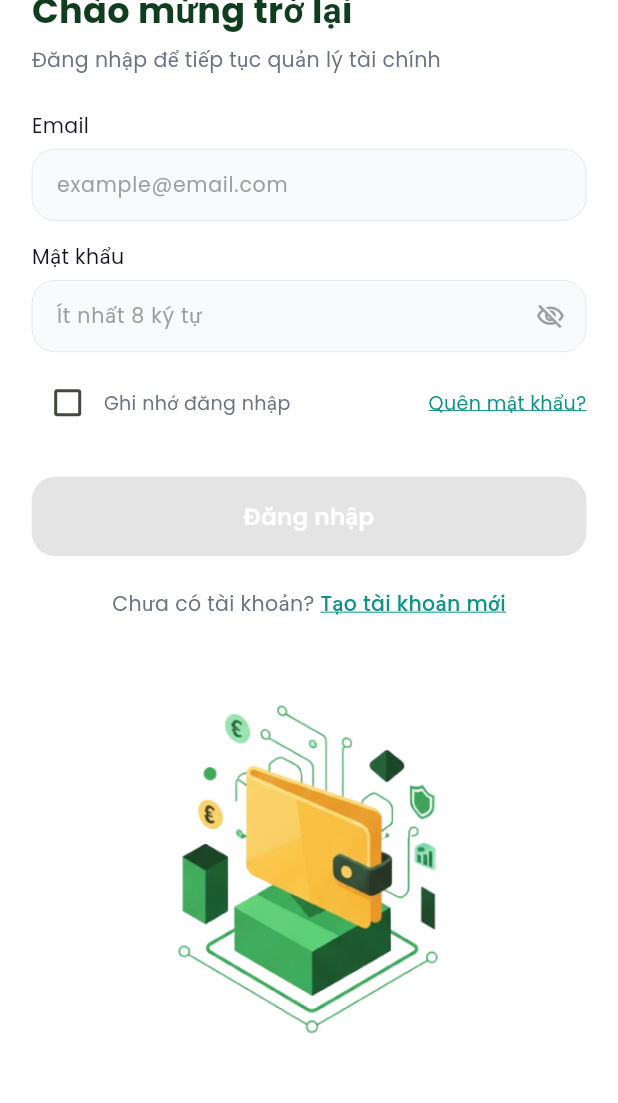
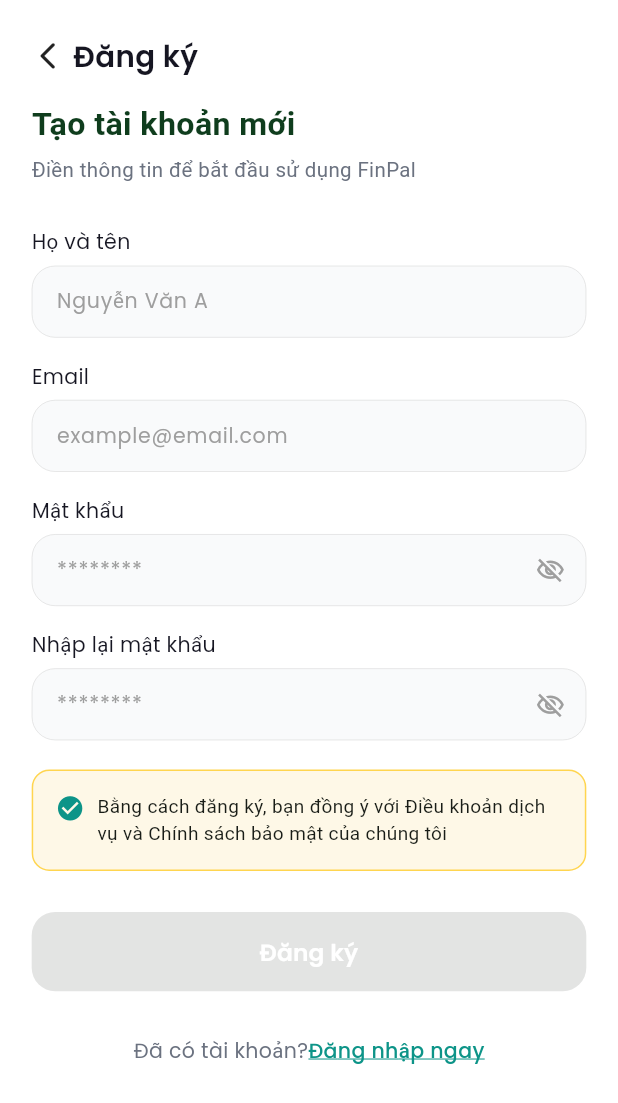
Before and after one commit to phonghai0312/finpal_mobile, a Flutter app: the screen it shows after launch, scrolled down 77 dp, after a tap on "Tạo tài khoản mới", on a phone screen of 412 x 824 dp. Shown: the top 1103 px of the screen. Run offline on Flutter 3.47's test engine with Material 3 defaults, Android fonts, the phone set to English and light mode, and no system bars; our stand-ins replace easy_localization, flutter_dotenv, flutter_riverpod, flutter_screenutil, go_router, google_fonts and 2 more; accounts and stored records are empty.

Commit message:
feat::create register page

```diff
--- a/lib/core/config/routing/app_router.dart
+++ b/lib/core/config/routing/app_router.dart
@@ -2,6 +2,7 @@ import 'package:flutter/material.dart';
 import 'package:fridge_to_fork_ai/core/config/routing/app_routes.dart';
 import 'package:fridge_to_fork_ai/core/presentation/widget/navigation/custom_bottom_navigation.dart';
 import 'package:fridge_to_fork_ai/core/utils/navigation_key.dart';
+import 'package:fridge_to_fork_ai/features/auth/presentation/page/register/register_page.dart';
 import 'package:fridge_to_fork_ai/features/home/presentation/home_page.dart';
 import 'package:fridge_to_fork_ai/features/transactions/presentation/transactions_page.dart';
 import 'package:fridge_to_fork_ai/features/analytics/presentation/analytics_page.dart';
@@ -20,6 +21,10 @@ class AppRouter {
       GoRoute(
         path: AppRoutes.login,
         builder: (context, state) => const LoginPage(),
+      ),
+      GoRoute(
+        path: AppRoutes.register,
+        builder: (context, state) => const RegisterPage(),
       ),
 
       // Shell router have nav bar
--- a/lib/core/presentation/widget/button/button.dart
+++ b/lib/core/presentation/widget/button/button.dart
@@ -28,7 +28,7 @@ class Button extends StatelessWidget {
         style: ElevatedButton.styleFrom(
           backgroundColor: isDisabled
               ? AppColors.bgDisable
-              : (color ?? AppColors.bgPrimary),
+              : (color ?? AppColors.bgDarkGreen),
           padding: EdgeInsets.symmetric(horizontal: 24.w, vertical: 8.h),
           shape: RoundedRectangleBorder(
             borderRadius: BorderRadius.circular(16.r),
--- a/lib/features/auth/presentation/page/login/login_page.dart
+++ b/lib/features/auth/presentation/page/login/login_page.dart
@@ -132,7 +132,9 @@ class LoginPage extends ConsumerWidget {
                 child: AuthFooter(
                   questionText: "Chưa có tài khoản? ",
                   actionText: 'Tạo tài khoản mới',
-                  onActionPressed: () {},
+                  onActionPressed: () {
+                    notifier.onPressRegister(context);
+                  },
                   imagePath: 'assets/image/logo_finpal.png',
                 ),
               ),
--- a/lib/features/auth/presentation/page/register/register_page.dart
+++ b/lib/features/auth/presentation/page/register/register_page.dart
@@ -1 +1,148 @@
-class RegisterPage {}
+// ignore_for_file: use_build_context_synchronously
+
+import 'package:flutter/material.dart';
+import 'package:flutter_riverpod/flutter_riverpod.dart';
+import 'package:flutter_screenutil/flutter_screenutil.dart';
+import 'package:fridge_to_fork_ai/features/auth/presentation/widget/auth_footer.dart'
+    show AuthFooter;
+
+import '../../../../../core/presentation/theme/app_colors.dart';
+import '../../../../../core/presentation/widget/textinput/input_textfield.dart';
+import '../../../../../core/presentation/widget/button/button.dart';
+import '../../provider/register/register_provider.dart';
+import '../../widget/auth_header.dart';
+
+class RegisterPage extends ConsumerWidget {
+  const RegisterPage({super.key});
+
+  @override
+  Widget build(BuildContext context, WidgetRef ref) {
+    final state = ref.watch(registerNotifierProvider);
+    final notifier = ref.read(registerNotifierProvider.notifier);
+
+    return Scaffold(
+      backgroundColor: Colors.white,
+      body: SafeArea(
+        child: SingleChildScrollView(
+          padding: EdgeInsets.symmetric(horizontal: 20.w, vertical: 16.h),
+          child: Column(
+            crossAxisAlignment: CrossAxisAlignment.start,
+            children: [
+              /// 🔹 Header chung
+              AuthHeader(
+                title: "Đăng ký",
+                onBack: () => notifier.onPressBack(context),
+              ),
+
+              16.verticalSpace,
+
+              /// Subtitle theo đúng design
+              Text(
+                "Tạo tài khoản mới",
+                style: TextStyle(
+                  fontSize: 22.sp,
+                  fontWeight: FontWeight.w600,
+                  color: AppColors.bgDarkGreen,
+                ),
+              ),
+              6.verticalSpace,
+              Text(
+                "Điền thông tin để bắt đầu sử dụng FinPal",
+                style: TextStyle(fontSize: 14.sp, color: AppColors.typoBody),
+              ),
+
+              28.verticalSpace,
+
+              /// 🔹 Full Name
+              InputTextField(
+                controller: state.usernameController,
+                label: "Họ và tên",
+                hintText: "Nguyễn Văn A",
+                hasError: false,
+              ),
+              16.verticalSpace,
+
+              /// 🔹 Email
+              InputTextField(
+                controller: state.emailController,
+                label: "Email",
+                hintText: "example@email.com",
+                hasError: state.hasEmailError,
+              ),
+              16.verticalSpace,
+
+              /// 🔹 Password
+              InputTextField(
+                controller: state.passwordController,
+                label: "Mật khẩu",
+                hintText: "********",
+                isPassword: true,
+                hasError: state.hasPasswordError,
+              ),
+              16.verticalSpace,
+
+              /// 🔹 Confirm Password
+              InputTextField(
+                controller: state.confirmPasswordController,
+                label: "Nhập lại mật khẩu",
+                hintText: "********",
+                isPassword: true,
+                hasError: state.hasConfirmPasswordError,
+              ),
+
+              20.verticalSpace,
+
+              /// 🔹 Terms Box
+              Container(
+                padding: EdgeInsets.all(14.w),
+                decoration: BoxDecoration(
+                  color: const Color(0xffFEF8E7),
+                  borderRadius: BorderRadius.circular(12.r),
+                  border: Border.all(color: Colors.amber.shade300),
+                ),
+                child: Row(
+                  crossAxisAlignment: CrossAxisAlignment.start,
+                  children: [
+                    Icon(
+                      Icons.check_circle,
+                      size: 20.sp,
+                      color: AppColors.bgPrimary,
+                    ),
+                    8.horizontalSpace,
+                    Expanded(
+                      child: Text(
+                        "Bằng cách đăng ký, bạn đồng ý với Điều khoản dịch vụ và Chính sách bảo mật của chúng tôi",
+                        style: TextStyle(fontSize: 13.sp),
+                      ),
+                    ),
+                  ],
+                ),
+              ),
+
+              28.verticalSpace,
+
+              /// 🔹 Button custom
+              Button(
+                text: "Đăng ký",
+                onPressed: state.isValid
+                    ? () => notifier.onSignUp(context)
+                    : null,
+              ),
+
+              30.verticalSpace,
+
+              /// 🔹 Footer chung + Logo PNG (optional)
+              AuthFooter(
+                questionText: "Đã có tài khoản?",
+                actionText: "Đăng nhập ngay",
+                onActionPressed: () => notifier.onSignIn(context),
+              ),
+
+              20.verticalSpace,
+            ],
+          ),
+        ),
+      ),
+    );
+  }
+}
--- a/lib/features/auth/presentation/provider/login/login_notifier.dart
+++ b/lib/features/auth/presentation/provider/login/login_notifier.dart
@@ -2,6 +2,7 @@
 
 import 'package:flutter/material.dart';
 import 'package:flutter_riverpod/flutter_riverpod.dart';
+import 'package:fridge_to_fork_ai/core/presentation/providers/previous_page_provider.dart';
 import 'package:go_router/go_router.dart';
 import 'package:shared_preferences/shared_preferences.dart';
 
@@ -184,6 +185,10 @@ class LoginNotifier extends StateNotifier<LoginState> {
     state = state.copyWith(isLoading: value);
   }
 
+  void onPressRegister(BuildContext context) {
+    context.go(AppRoutes.register);
+  }
+
   @override
   void dispose() {
     state.usernameController.dispose();
--- /dev/null
+++ b/lib/features/auth/presentation/provider/register/register_provider.dart
@@ -0,0 +1,28 @@
+import 'package:flutter_riverpod/flutter_riverpod.dart';
+import '../../../data/datasouces/auth_remote_datasouces.dart';
+import '../../../data/repositories/auth_repositoty_impl.dart';
+import '../../../domain/usecase/register_account.dart';
+import 'register_notifier.dart';
+
+/// DataSource
+final authRemoteDataSourceProvider = Provider<AuthRemoteDataSource>(
+  (ref) => AuthRemoteDataSource(),
+);
+
+/// Repository
+final authRepositoryProvider = Provider<AuthRepositoryImpl>(
+  (ref) => AuthRepositoryImpl(
+    remoteDataSource: ref.read(authRemoteDataSourceProvider),
+  ),
+);
+
+/// UseCase
+final registerUseCaseProvider = Provider<RegisterAccount>(
+  (ref) => RegisterAccount(ref.read(authRepositoryProvider)),
+);
+
+/// Notifier
+final registerNotifierProvider =
+    StateNotifierProvider<RegisterNotifier, RegisterState>(
+      (ref) => RegisterNotifier(ref.read(registerUseCaseProvider), ref),
+    );
```
Also changed, not shown: lib/features/auth/presentation/provider/register/register_notifier.dart (added, +207 -0 lines).
